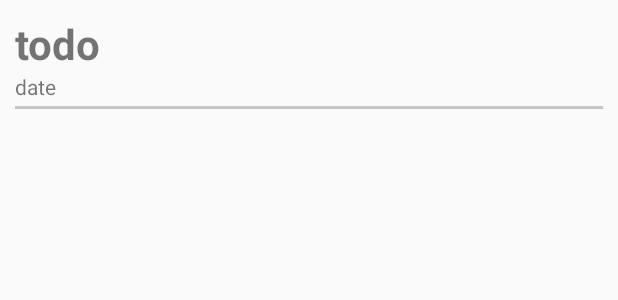
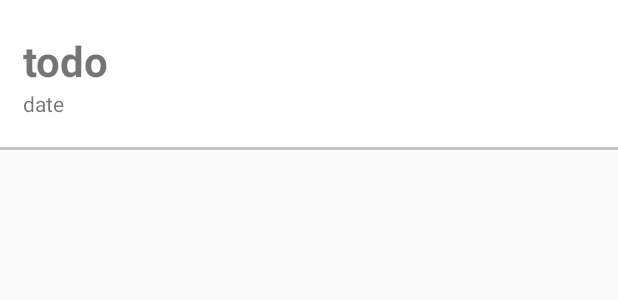
Before and after one commit to KimHyungSik/Android_Room_demo, an Android app: the layout todo_list_recycler_item.xml on its own in the app's theme, with its tools: preview values and no code run, on a phone screen of 412 x 824 dp. Shown: the top 300 px of the screen. Run offline under Robolectric (Android 15) with nearby library versions, the phone set to English and light mode, and no system bars.

Commit message:
add recyclerview swipe action

```diff
--- a/app/src/main/java/com/example/learnroomarchitecture/RecyclerView/InTodoListRecyclerview.kt
+++ b/app/src/main/java/com/example/learnroomarchitecture/RecyclerView/InTodoListRecyclerview.kt
@@ -3,4 +3,6 @@ package com.example.learnroomarchitecture.RecyclerView
 interface InTodoListRecyclerview {
     // 리스트 클릭시
     fun onClickedTodoItem(position: Int)
+    // 삭제 버튼 클릭시
+    fun onClickedTodoDeleteBtn(position: Int)
 }
--- a/app/src/main/java/com/example/learnroomarchitecture/RecyclerView/TodolistRecyclerViewHolder.kt
+++ b/app/src/main/java/com/example/learnroomarchitecture/RecyclerView/TodolistRecyclerViewHolder.kt
@@ -9,7 +9,8 @@ class TodolistRecyclerViewHolder(itemView: View, todoListRecyclerviewInterface:
 
     private val todoTitle = itemView.todo_title
     private val todoDate = itemView.todo_date
-    private val todoListView = itemView.todo_list_view
+    private val todoListView = itemView.swipe_view
+    private val todoDeleteBtn = itemView.siwpe_delete_btn
     private var iTodo : InTodoListRecyclerview? = null
 
     init {
@@ -27,6 +28,9 @@ class TodolistRecyclerViewHolder(itemView: View, todoListRecyclerviewInterface:
             todoListView->{
                 this.iTodo?.onClickedTodoItem(adapterPosition)
             }
+            todoDeleteBtn->{
+                this.iTodo?.onClickedTodoDeleteBtn(adapterPosition)
+            }
         }
     }
 }
--- a/app/src/main/res/layout/todo_list_recycler_item.xml
+++ b/app/src/main/res/layout/todo_list_recycler_item.xml
@@ -1,15 +1,35 @@
 <?xml version="1.0" encoding="utf-8"?>
-<androidx.constraintlayout.widget.ConstraintLayout xmlns:android="http://schemas.android.com/apk/res/android"
-    android:layout_width="wrap_content"
-    android:layout_height="wrap_content"
+<FrameLayout xmlns:android="http://schemas.android.com/apk/res/android"
+    android:layout_width="match_parent"
+    android:layout_height="100dp"
     xmlns:app="http://schemas.android.com/apk/res-auto"
-    android:layout_margin="10dp"
-    android:clickable="true"
-    android:focusable="true"
-    android:background="?attr/selectableItemBackground"
-    android:id="@+id/todo_list_view"
-    >
+    android:id="@+id/todo_list_view">
 
+    <FrameLayout
+        android:layout_width="match_parent"
+        android:layout_height="match_parent">
+        <TextView
+            android:id="@+id/siwpe_delete_btn"
+            android:layout_width="60dp"
+            android:layout_height="match_parent"
+            android:text="삭제"
+            android:layout_gravity="end|center_vertical"
+            android:textColor="#fff"
+            android:textSize="15sp"
+            android:padding="8dp"
+            android:background="#FA3F3F"
+            android:gravity="center"
+            />
+    </FrameLayout>
+
+    <LinearLayout
+        android:id="@+id/swipe_view"
+        android:layout_width="match_parent"
+        android:layout_height="match_parent"
+        android:orientation="vertical"
+        android:gravity="center_vertical"
+        android:paddingStart="15dp"
+        android:background="#fff">
         <TextView
             android:id="@+id/todo_title"
             android:text="todo"
@@ -19,6 +39,7 @@
             app:layout_constraintLeft_toLeftOf="parent"
             android:textSize="28sp"
             android:textStyle="bold"
+            android:layout_gravity=""
             />
         <TextView
             android:id="@+id/todo_date"
@@ -28,13 +49,14 @@
             app:layout_constraintTop_toBottomOf="@+id/todo_title"
             app:layout_constraintLeft_toLeftOf="parent"
             />
+    </LinearLayout>
     <View
         android:layout_width="wrap_content"
         android:layout_height="2dp"
         android:background="@color/colorLightGray"
-        android:layout_marginTop="3dp"
         app:layout_constraintLeft_toLeftOf="parent"
         app:layout_constraintTop_toBottomOf="@+id/todo_date"
+        android:layout_gravity="bottom"
         />
 
-</androidx.constraintlayout.widget.ConstraintLayout>
+</FrameLayout>
```
Also changed, not shown: app/src/main/java/com/example/learnroomarchitecture/RecyclerView/SwipeHelperCallBack.kt (added, +139 -0 lines), app/src/main/java/com/example/learnroomarchitecture/activitys/MainActivity.kt (+38 -0 lines). Lines whose indentation alone changed are shown as unchanged.
